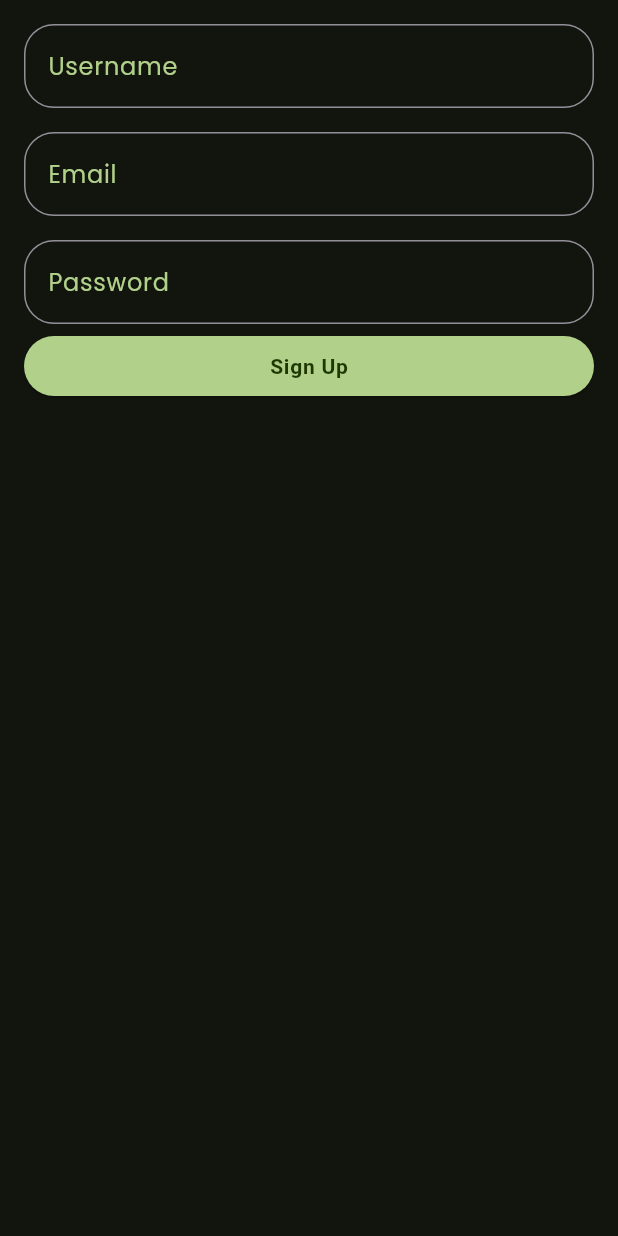
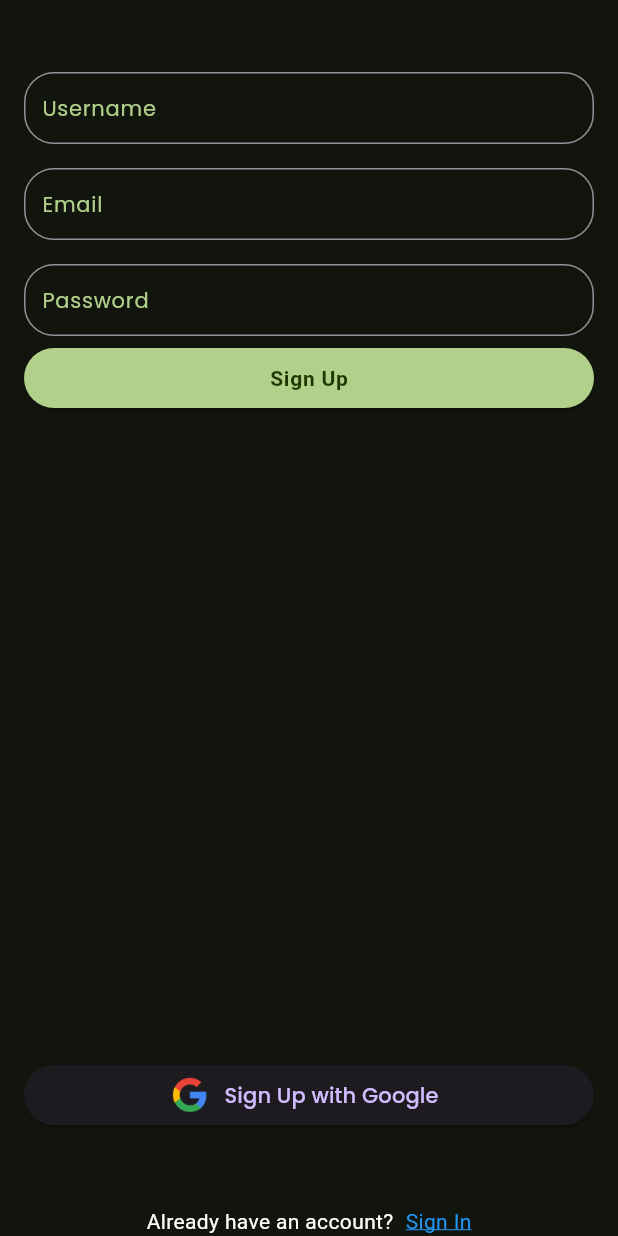
Before and after one commit to Zeref101/Next-Stop, a Flutter app: the screen it shows after launch, on a phone screen of 412 x 824 dp. Run offline on Flutter 3.47's test engine with Material 3 defaults, Android fonts, the phone set to English and light mode, and no system bars.

Commit message:
feat: Improve sign up form layout and add Google sign up option

```diff
--- a/lib/screens/sign_up.dart
+++ b/lib/screens/sign_up.dart
@@ -1,5 +1,6 @@
 import 'package:flutter/material.dart';
 import 'package:next_stop/core/theme/app_pallet.dart';
+import 'package:next_stop/screens/sign_in.dart';
 
 class SignUpScreen extends StatefulWidget {
   const SignUpScreen({super.key});
@@ -41,7 +42,7 @@ class _SignUpScreen extends State<SignUpScreen> {
         crossAxisAlignment: CrossAxisAlignment.center,
         children: [
           Padding(
-            padding: const EdgeInsets.all(16.0),
+            padding: const EdgeInsets.only(top: 48.0, left: 16.0, right: 16.0),
             child: SizedBox(
               width: double.infinity,
               child: Column(
@@ -52,8 +53,12 @@ class _SignUpScreen extends State<SignUpScreen> {
                     controller: _usernameController,
                     decoration: InputDecoration(
                         labelText: 'Username',
+                        contentPadding: EdgeInsets.symmetric(
+                            vertical: 8.0, horizontal: 8.0),
                         labelStyle: const TextStyle(
-                            color: Pallet.primaryColor, fontFamily: 'Poppins'),
+                            color: Pallet.primaryColor,
+                            fontFamily: 'Poppins',
+                            fontSize: 14.0),
                         border: OutlineInputBorder(
                           borderRadius: BorderRadius.circular(20.0),
                         ),
@@ -67,8 +72,12 @@ class _SignUpScreen extends State<SignUpScreen> {
                     controller: _emailController,
                     decoration: InputDecoration(
                         labelText: 'Email',
+                        contentPadding: EdgeInsets.symmetric(
+                            vertical: 8.0, horizontal: 8.0),
                         labelStyle: const TextStyle(
-                            color: Pallet.primaryColor, fontFamily: 'Poppins'),
+                            color: Pallet.primaryColor,
+                            fontFamily: 'Poppins',
+                            fontSize: 14.0),
                         border: OutlineInputBorder(
                           borderRadius: BorderRadius.circular(20.0),
                         ),
@@ -83,8 +92,12 @@ class _SignUpScreen extends State<SignUpScreen> {
                     controller: _passwordController,
                     decoration: InputDecoration(
                         labelText: 'Password',
+                        contentPadding: EdgeInsets.symmetric(
+                            vertical: 8.0, horizontal: 8.0),
                         labelStyle: const TextStyle(
-                            color: Pallet.primaryColor, fontFamily: 'Poppins'),
+                            color: Pallet.primaryColor,
+                            fontFamily: 'Poppins',
+                            fontSize: 14.0),
                         border: OutlineInputBorder(
                           borderRadius: BorderRadius.circular(20.0),
                         ),
@@ -119,7 +132,82 @@ class _SignUpScreen extends State<SignUpScreen> {
                 ],
               ),
             ),
-          )
+          ),
+          Column(
+            children: [
+              Padding(
+                padding: const EdgeInsets.only(
+                    left: 16.0, right: 16.0, bottom: 54.0),
+                child: SizedBox(
+                    width: double.infinity,
+                    height: 40,
+                    child: InkWell(
+                      onLongPress: () {
+                        // print("Long Pressed");
+                      },
+                      child: Material(
+                        type: MaterialType
+                            .transparency, // makes the button transparent
+                        child: ElevatedButton.icon(
+                          onPressed: () {
+                            // print("Google");
+                          },
+                          icon: Image.asset(
+                            'assets/images/Google.png',
+                            width: 30,
+                            height: 30,
+                          ),
+                          label: const Text(
+                            "Sign Up with Google",
+                            style:
+                                TextStyle(fontSize: 14, fontFamily: 'Poppins'),
+                          ),
+                        ),
+                      ),
+                    )),
+              ),
+              Row(
+                mainAxisAlignment: MainAxisAlignment.center,
+                crossAxisAlignment: CrossAxisAlignment.center,
+                children: [
+                  Text("Already have an account?"),
+                  SizedBox(
+                    width: 8,
+                  ),
+                  InkWell(
+                    onTap: () {
+                      Navigator.of(context).pushReplacement(PageRouteBuilder(
+                        pageBuilder: (context, animation, secondaryAnimation) =>
+                            SignInScreen(), // Replace SignUpScreen with the actual class of your sign-up screen
+                        transitionsBuilder:
+                            (context, animation, secondaryAnimation, child) {
+                          var begin = Offset(1.0,
+                              0.0); // Change begin offset for different animations
+                          var end = Offset.zero;
+                          var curve = Curves.ease;
+
+                          var tween = Tween(begin: begin, end: end)
+                              .chain(CurveTween(curve: curve));
+                          var offsetAnimation = animation.drive(tween);
+
+                          return SlideTransition(
+                            position: offsetAnimation,
+                            child: child,
+                          );
+                        },
+                      ));
+                    },
+                    child: Text(
+                      "Sign In",
+                      style: TextStyle(
+                          color: Colors.blue,
+                          decoration: TextDecoration.underline),
+                    ),
+                  )
+                ],
+              )
+            ],
+          ),
         ],
       ),
     ));
```
